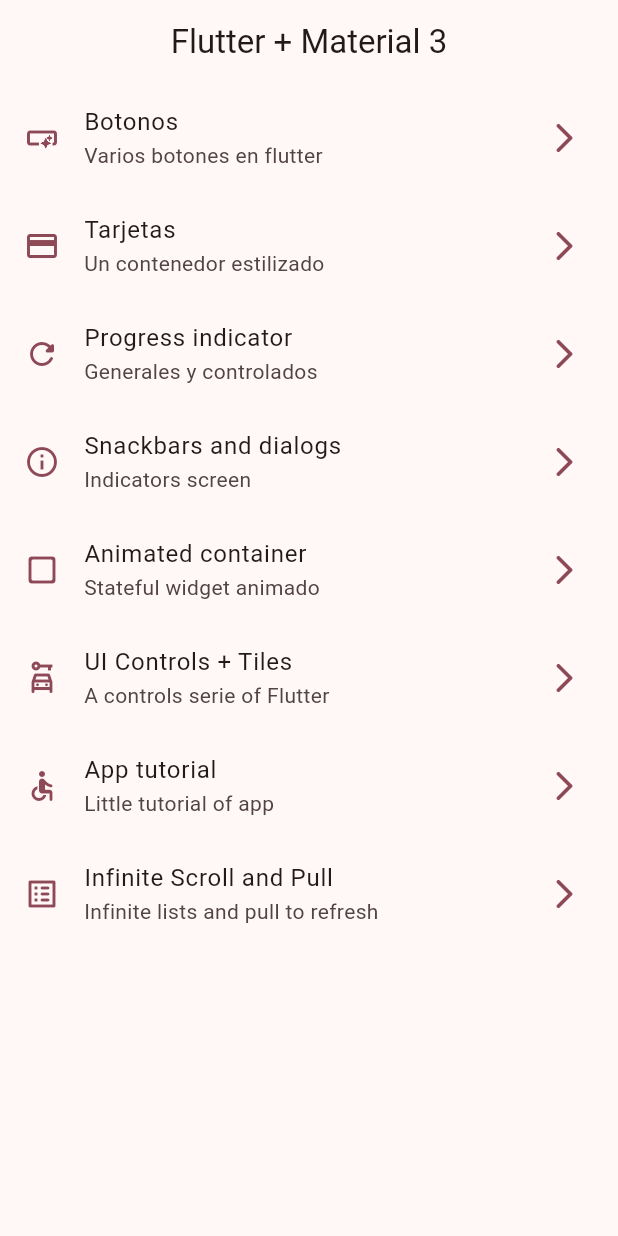
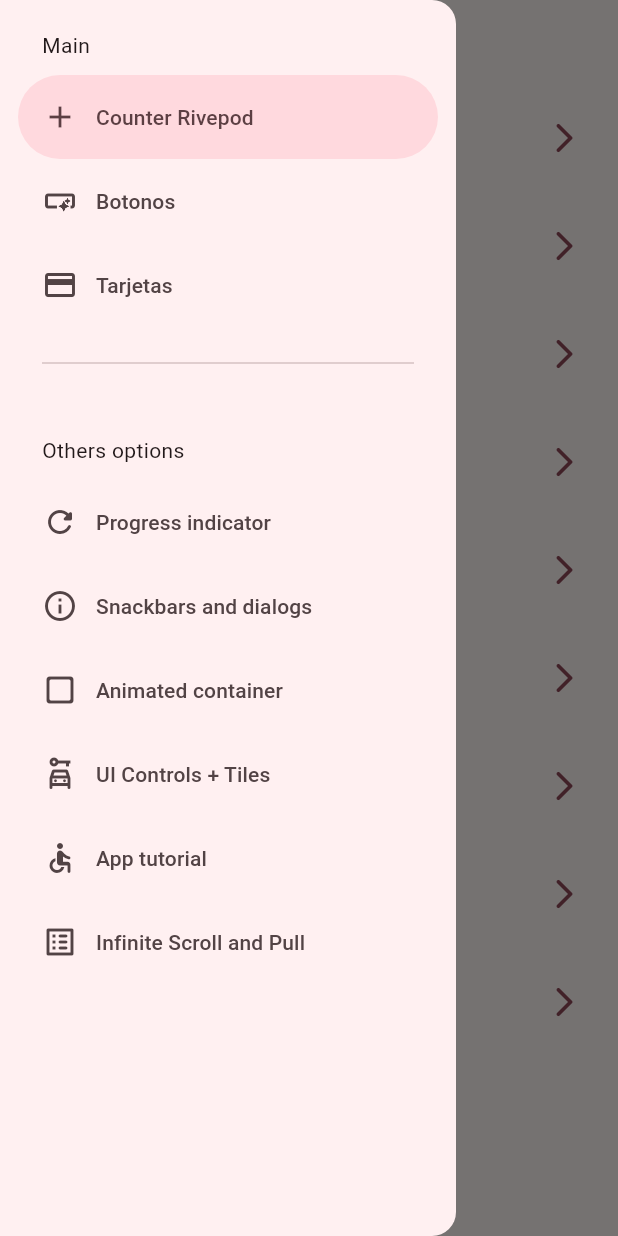
Before and after one commit to jlselma25/app_widget, a Flutter app: the screen it shows after launch, with the side drawer open (before the commit the screen has no drawer), on a phone screen of 412 x 824 dp. Run offline on Flutter 3.47's test engine with Material 3 defaults, Android fonts, the phone set to English and light mode, and no system bars; our stand-ins replace animate_do, flutter_riverpod, go_router.

Commit message:
riverpod

```diff
--- a/lib/config/menuItems/menu_items.dart
+++ b/lib/config/menuItems/menu_items.dart
@@ -21,6 +21,13 @@ class MenuItems {
     //const appMenuItems =<MenuItems>[]; tambien se puede hacer lo mismo que esta abajo
 
    const List<MenuItems> appMenuItems =[
+
+    MenuItems(
+        title: 'Counter Rivepod',
+        subTitle:'Riverpod introduction' ,
+        link: '/counter',
+        icon: Icons.add,
+        name: 'counter_screen'),
 
      MenuItems(
         title: 'Botonos',
--- a/lib/config/router/app_router_name.dart
+++ b/lib/config/router/app_router_name.dart
@@ -1,11 +1,15 @@
+
 import 'package:app_widgets/presentation/screens/screens.dart';
-import 'package:flutter/material.dart';
+
 import 'package:go_router/go_router.dart';
 
 // GoRouter configuration
 final appRouterName = GoRouter(
   initialLocation: '/',
   routes: [
+
+
+
     GoRoute(
       path: '/',
       name: HomeScreen.name,
@@ -59,5 +63,11 @@ final appRouterName = GoRouter(
       name:InfiniteScrollScreen.name,
       builder: (context, state) => const InfiniteScrollScreen (),
     ),
+
+    GoRoute(
+      path: '/counter',
+      name: CounterScreen.name,
+      builder: (context, state) => const CounterScreen(),
+    ),
   ],
 );
--- /dev/null
+++ b/lib/presentation/providers/counter_provider.dart
@@ -0,0 +1,5 @@
+
+
+import 'package:flutter_riverpod/flutter_riverpod.dart';
+
+final counterProvider = StateProvider<int>((ref) => 5);
--- /dev/null
+++ b/lib/presentation/providers/theme_provider.dart
@@ -0,0 +1,3 @@
+import 'package:flutter_riverpod/flutter_riverpod.dart';
+
+final isDarkModeProvider = StateProvider<bool>((ref) => false);
--- a/lib/presentation/screens/home/home_screen.dart
+++ b/lib/presentation/screens/home/home_screen.dart
@@ -1,4 +1,5 @@
 import 'package:app_widgets/config/menuItems/menu_items.dart';
+import 'package:app_widgets/presentation/widgets/drawer_home.dart';
 import 'package:flutter/material.dart';
 import 'package:go_router/go_router.dart';
 
@@ -10,13 +11,16 @@ class HomeScreen extends StatelessWidget {
 
   @override
   Widget build(BuildContext context) {
+
+      final scafoldKey = GlobalKey<ScaffoldState>();
     return Scaffold(
-
+       key: scafoldKey,
       appBar: AppBar(
         title: const Text('Flutter + Material 3'),
       ),
 
       body:  _HomeView(),
+      drawer:  DrawerHome(scafoldKey: scafoldKey,)
     );
   }
 }
--- a/lib/presentation/screens/screens.dart
+++ b/lib/presentation/screens/screens.dart
@@ -1,3 +1,4 @@
+export'package:app_widgets/presentation/screens/counter/counter_screen.dart';
 export 'package:app_widgets/presentation/screens/animated/animate.dart';
 export 'package:app_widgets/presentation/screens/app_tutorial_screen/aap_tutotial_screen.dart';
 export 'package:app_widgets/presentation/screens/infinite_scroll/infinite_scroll_screen.dart';
--- /dev/null
+++ b/lib/presentation/widgets/drawer_home.dart
@@ -0,0 +1,107 @@
+import 'dart:io';
+
+import 'package:app_widgets/config/menuItems/menu_items.dart';
+import 'package:flutter/material.dart';
+import 'package:go_router/go_router.dart';
+
+class DrawerHome extends StatefulWidget {
+  final GlobalKey<ScaffoldState> scafoldKey;
+
+  const DrawerHome({
+    super.key,
+    required this.scafoldKey}
+    );
+
+  @override
+  State<DrawerHome> createState() => _DrawerHomeState();
+}
+
+class _DrawerHomeState extends State<DrawerHome> {
+
+    int navDrawerIndex = 0;
+  @override
+  Widget build(BuildContext context) {
+    final hasNotch= MediaQuery.of(context).viewPadding.top > 35;
+
+    //if (Platform.isAndroid){ print ('Android $hasNotch');}
+
+   // else {print ('IOS$hasNotch');}
+
+
+    return  NavigationDrawer(
+      selectedIndex: navDrawerIndex,
+      onDestinationSelected: (value){
+        setState(() {
+          navDrawerIndex = value;
+          print(navDrawerIndex);
+
+        });
+
+        // switch(navDrawerIndex)
+        // {
+        //     case 0: context.push('/buttons');
+        //     case 1: context.push('/cards');
+        //     case 2: context.push('/progress');
+        //     case 3: context.push('/snackbar');
+        //     case 4: context.push('/animated');
+        //     case 5: context.push('/ui-controls');
+
+        // }
+
+           final itemMenu = appMenuItems[navDrawerIndex];
+            context.pushNamed(itemMenu.name);
+            widget.scafoldKey.currentState?.closeDrawer();
+
+
+      },
+      children: [
+          Padding(
+            padding: EdgeInsets.fromLTRB(28, hasNotch ? 10 : 20 ,16, 10),
+            child: const Text('Main'),
+          ),
+          //  const NavigationDrawerDestination(
+          //   icon: Icon(Icons.add),
+          //   label:  Text('Home screen')
+
+          //   ),
+
+          //    const NavigationDrawerDestination(
+          //   icon: Icon(Icons.delete),
+          //   label: Text('Other screen')
+
+          //   ),
+
+          ...appMenuItems
+            .sublist(0,3)
+            .map((item) => NavigationDrawerDestination(
+             icon: Icon(item.icon),
+             label:  Text(item.title)
+             )
+          ),
+
+          const Padding(
+            padding: EdgeInsets.fromLTRB(28, 16, 28, 20),
+            child: Divider(),
+            ),
+
+
+             Padding(
+            padding: EdgeInsets.fromLTRB(28, hasNotch ? 10 : 20 ,16, 10),
+            child: const Text('Others options'),
+          ),
+
+              ...appMenuItems
+            .sublist(3)
+            .map((item) => NavigationDrawerDestination(
+             icon: Icon(item.icon),
+             label:  Text(item.title)
+             )
+          ),
+
+
+
+      ]
+
+      );
+  }
+}
--- a/pubspec.yaml
+++ b/pubspec.yaml
@@ -10,6 +10,7 @@ dependencies:
   animate_do: ^3.3.4
   flutter:
     sdk: flutter
+  flutter_riverpod: ^2.4.10
   go_router: ^13.2.0
 
 dev_dependencies:
```
Also changed, not shown: lib/main.dart (+9 -1 lines), lib/presentation/screens/counter/counter_screen.dart (added, +49 -0 lines), pubspec.lock.
